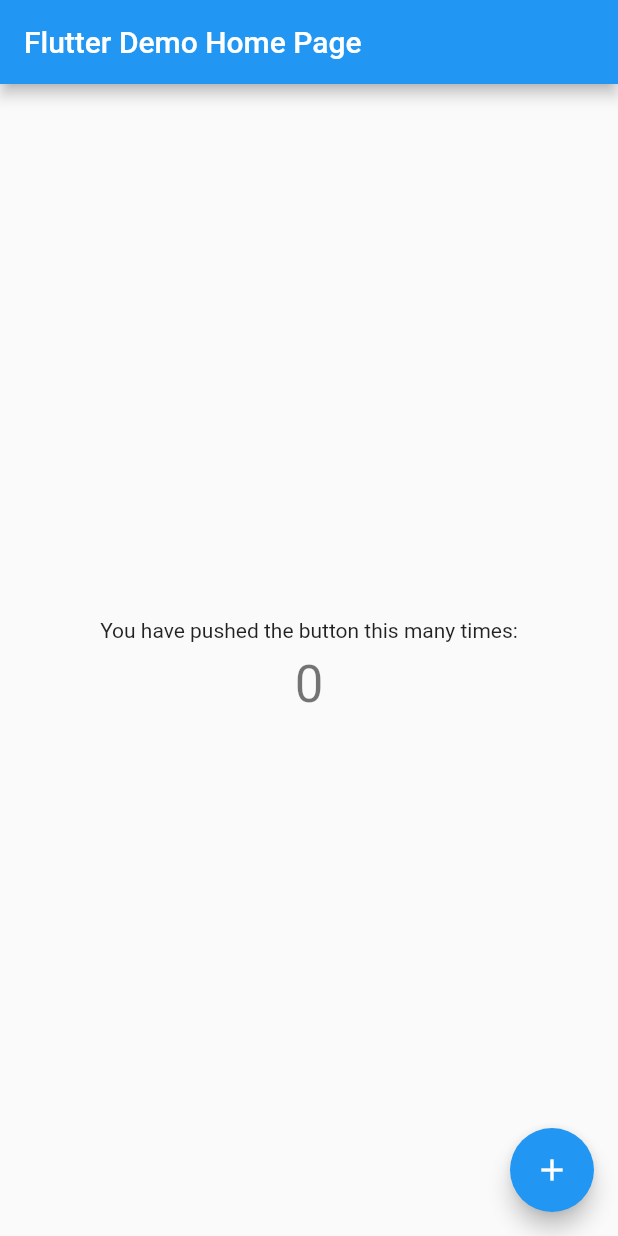
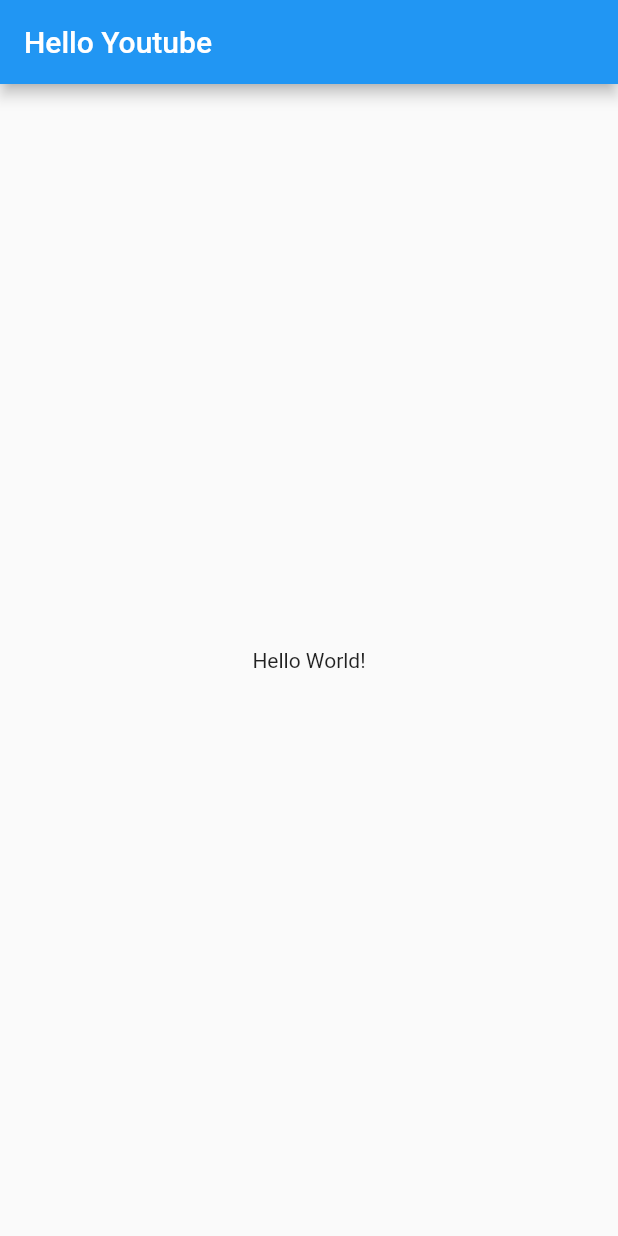
Before and after one commit to md-weber/basic_widget_tutorial, a Flutter app: the screen it shows after launch, on a phone screen of 412 x 824 dp. Run offline on Flutter 3.47's test engine with Material 2 defaults, Android fonts, the phone set to English and light mode, and no system bars.

Commit message:
init basic project

```diff
--- a/lib/main.dart
+++ b/lib/main.dart
@@ -1,3 +1,4 @@
+import 'package:extract_a_widget/screen/HomeScreen.dart';
 import 'package:flutter/material.dart';
 
 void main() => runApp(MyApp());
@@ -9,106 +10,9 @@ class MyApp extends StatelessWidget {
     return MaterialApp(
       title: 'Flutter Demo',
       theme: ThemeData(
-        // This is the theme of your application.
-        //
-        // Try running your application with "flutter run". You'll see the
-        // application has a blue toolbar. Then, without quitting the app, try
-        // changing the primarySwatch below to Colors.green and then invoke
-        // "hot reload" (press "r" in the console where you ran "flutter run",
-        // or simply save your changes to "hot reload" in a Flutter IDE).
-        // Notice that the counter didn't reset back to zero; the application
-        // is not restarted.
         primarySwatch: Colors.blue,
       ),
-      home: MyHomePage(title: 'Flutter Demo Home Page'),
+      home: HomeScreen(),
     );
   }
 }
-
-class MyHomePage extends StatefulWidget {
-  MyHomePage({Key key, this.title}) : super(key: key);
-
-  // This widget is the home page of your application. It is stateful, meaning
-  // that it has a State object (defined below) that contains fields that affect
-  // how it looks.
-
-  // This class is the configuration for the state. It holds the values (in this
-  // case the title) provided by the parent (in this case the App widget) and
-  // used by the build method of the State. Fields in a Widget subclass are
-  // always marked "final".
-
-  final String title;
-
-  @override
-  _MyHomePageState createState() => _MyHomePageState();
-}
-
-class _MyHomePageState extends State<MyHomePage> {
-  int _counter = 0;
-
-  void _incrementCounter() {
-    setState(() {
-      // This call to setState tells the Flutter framework that something has
-      // changed in this State, which causes it to rerun the build method below
-      // so that the display can reflect the updated values. If we changed
-      // _counter without calling setState(), then the build method would not be
-      // called again, and so nothing would appear to happen.
-      _counter++;
-    });
-  }
-
-  @override
-  Widget build(BuildContext context) {
-    // This method is rerun every time setState is called, for instance as done
-    // by the _incrementCounter method above.
-    //
-    // The Flutter framework has been optimized to make rerunning build methods
-    // fast, so that you can just rebuild anything that needs updating rather
-    // than having to individually change instances of widgets.
-    return Scaffold(
-      appBar: AppBar(
-        // Here we take the value from the MyHomePage object that was created by
-        // the App.build method, and use it to set our appbar title.
-        title: Text(widget.title),
-      ),
-      body: Center(
-        // Center is a layout widget. It takes a single child and positions it
-        // in the middle of the parent.
-        child: Column(
-          // Column is also a layout widget. It takes a list of children and
-          // arranges them vertically. By default, it sizes itself to fit its
-          // children horizontally, and tries to be as tall as its parent.
-          //
-          // Invoke "debug painting" (press "p" in the console, choose the
-          // "Toggle Debug Paint" action from the Flutter Inspector in Android
-          // Studio, or the "Toggle Debug Paint" command in Visual Studio Code)
-          // to see the wireframe for each widget.
-          //
-          // Column has various properties to control how it sizes itself and
-          // how it positions its children. Here we use mainAxisAlignment to
-          // center the children vertically; the main axis here is the vertical
-          // axis because Columns are vertical (the cross axis would be
-          // horizontal).
-          mainAxisAlignment: MainAxisAlignment.center,
-          children: <Widget>[
-            Padding(
-              padding: const EdgeInsets.all(8.0),
-              child: Text(
-                'You have pushed the button this many times:',
-              ),
-            ),
-            Text(
-              '$_counter',
-              style: Theme.of(context).textTheme.display1,
-            ),
-          ],
-        ),
-      ),
-      floatingActionButton: FloatingActionButton(
-        onPressed: _incrementCounter,
-        tooltip: 'Increment',
-        child: Icon(Icons.add),
-      ), // This trailing comma makes auto-formatting nicer for build methods.
-    );
-  }
-}
--- /dev/null
+++ b/lib/screen/HomeScreen.dart
@@ -0,0 +1,15 @@
+import 'package:flutter/material.dart';
+
+class HomeScreen extends StatelessWidget {
+  @override
+  Widget build(BuildContext context) {
+    return Scaffold(
+      appBar: AppBar(
+        title: Text("Hello Youtube"),
+      ),
+      body: Container(
+        child: Center(child: Text("Hello World!")),
+      ),
+    );
+  }
+}
```
